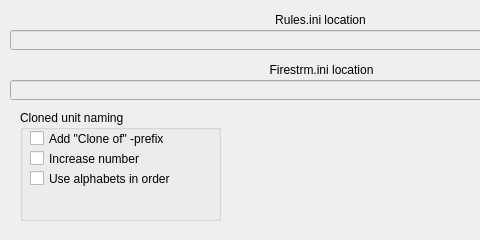
The window that src/settingsdialog.ui (PTapioK/TSWaveMaker) describes before a commit, drawn with Qt 5; both pictures show x 0 to 480 and y 0 to 240 of the 721 by 240 pixel window.
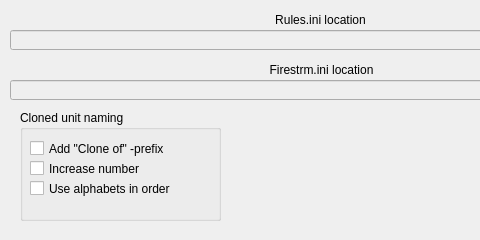
The same window after the commit.

The edit to the form file:
```diff
--- a/src/settingsdialog.ui
+++ b/src/settingsdialog.ui
@@ -140,7 +140,7 @@
     <property name="geometry">
      <rect>
       <x>10</x>
-      <y>20</y>
+      <y>30</y>
       <width>181</width>
       <height>17</height>
      </rect>
@@ -159,7 +159,7 @@
     <property name="geometry">
      <rect>
       <x>10</x>
-      <y>40</y>
+      <y>50</y>
       <width>161</width>
       <height>17</height>
      </rect>
@@ -175,7 +175,7 @@
     <property name="geometry">
      <rect>
       <x>10</x>
-      <y>60</y>
+      <y>70</y>
       <width>181</width>
       <height>17</height>
      </rect>
```
